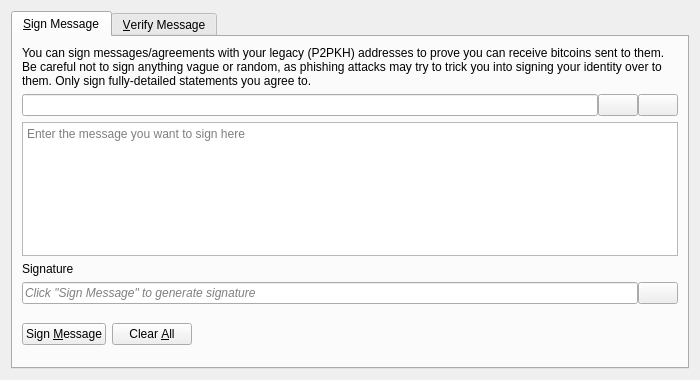
This is src/qt/forms/signverifymessagedialog.ui in tidecoin/tidecoin as Qt 5 draws it before an edit. The edited form follows.
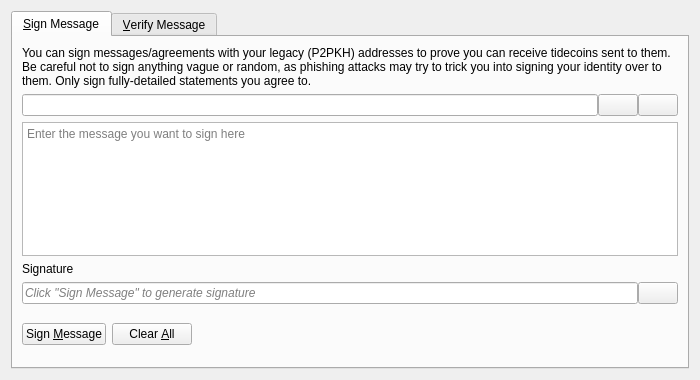
This is the edited form. Icons and pictures are not drawn. Custom widgets are drawn as their Qt base class.

Commit message: project identity / translations

```diff
--- a/src/qt/forms/signverifymessagedialog.ui
+++ b/src/qt/forms/signverifymessagedialog.ui
@@ -30,7 +30,7 @@
        <item>
         <widget class="QLabel" name="infoLabel_SM">
          <property name="text">
-          <string>You can sign messages/agreements with your legacy (P2PKH) addresses to prove you can receive bitcoins sent to them. Be careful not to sign anything vague or random, as phishing attacks may try to trick you into signing your identity over to them. Only sign fully-detailed statements you agree to.</string>
+          <string>You can sign messages/agreements with your legacy (P2PKH) addresses to prove you can receive tidecoins sent to them. Be careful not to sign anything vague or random, as phishing attacks may try to trick you into signing your identity over to them. Only sign fully-detailed statements you agree to.</string>
          </property>
          <property name="textFormat">
           <enum>Qt::PlainText</enum>
```
The commit also changes 144 other files.
